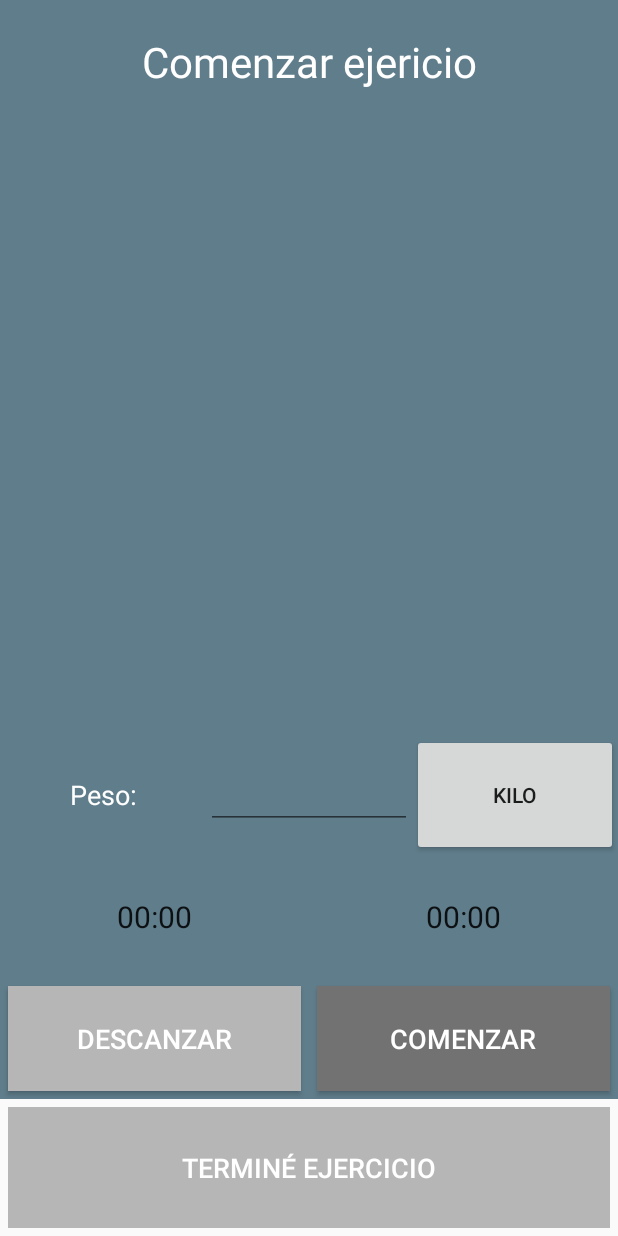
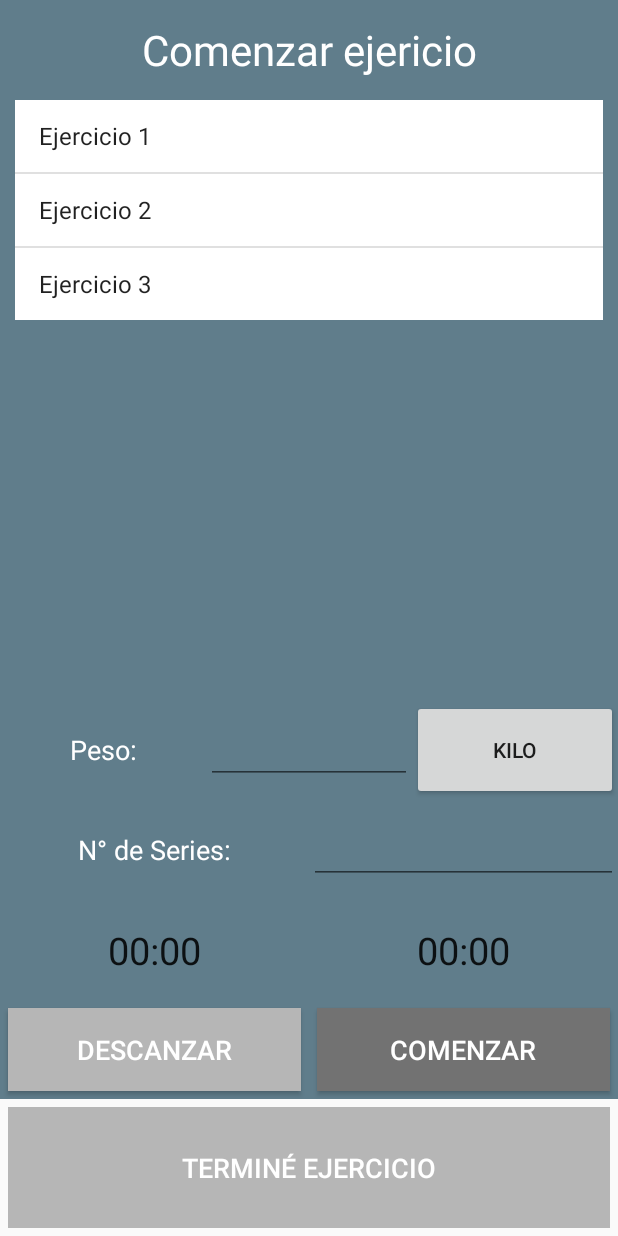
Before and after one commit to elPintozo/MyApp, an Android app: the ComenzarEjercicioController screen opened directly, with no data from a screen before it, on a phone screen of 412 x 824 dp. Run offline under Robolectric (Android 15) with nearby library versions, the phone set to English and light mode, and no system bars.

Commit message:
se mejoro la vista y logica de la vista comenza ejercicio controller, aun se debe trabajar bastante en ello

```diff
--- a/app/src/main/java/com/thepintozo/myappgym/ComenzarEjercicioController.java
+++ b/app/src/main/java/com/thepintozo/myappgym/ComenzarEjercicioController.java
@@ -5,41 +5,85 @@ import android.os.SystemClock;
 import android.support.v7.app.AppCompatActivity;
 import android.os.Bundle;
 import android.view.View;
+import android.widget.ArrayAdapter;
 import android.widget.Button;
 import android.widget.Chronometer;
 import android.widget.EditText;
+import android.widget.ListView;
 import android.widget.TextView;
+
+import java.util.ArrayList;
+
+import Model.Repeticion;
 
 public class ComenzarEjercicioController extends AppCompatActivity {
 
     private Button btnDescanzarEjercicio;
     private Button btnComenzarEjercicio;
     private Button btnTermineEjericio;
+    private Button btnUnidad;
     private EditText txtpeso;
+    private EditText txtseries;
 
     private Chronometer tiempoDescanso;
     private Chronometer tiempoEjericio;
 
     private Extra ayuda;
+    private ListView listRepeticiones;
+    private int idMusculo;
+    private int idEjercicio;
+    private int Umedida=1;
+    private int tiempoEjercicioInicial;
+    private int tiempoDescansoInicial;
+    private int tiempoEjercicioFinal;
+    private int tiempoDescansoFinal;
+    private int repeticionesInicial;
+    private int repeticionesFinal;
+    private ArrayList<Repeticion> repeticiones;
+
     @Override
     protected void onCreate(Bundle savedInstanceState) {
         super.onCreate(savedInstanceState);
         setContentView(R.layout.activity_comenzar_ejercicio_controller);
+        repeticiones = new ArrayList<>();
+        /******************************************************************************************/
+        Intent i = getIntent();
+        Bundle recibir = i.getExtras();
 
+        if(recibir!=null){
+            idMusculo = recibir.getInt("idMusculo");
+            idEjercicio = recibir.getInt("idEjercicio");
+            //Toast toast = Toast.makeText(this, o, Toast.LENGTH_LONG);
+            //toast.show();
+        }
+        else{
+            //Toast toast = Toast.makeText(this, "no aporta nada", Toast.LENGTH_LONG);
+            //toast.show();
+            idMusculo = 0;
+            idEjercicio = 0;
+        }
         /******************************************************************************************/
         //Inicializo los botones correspondientes a la vista
         btnDescanzarEjercicio = (Button)findViewById(R.id.btnDescanzar);
         btnComenzarEjercicio = (Button)findViewById(R.id.btnContinuarConEjercicio);
         btnTermineEjericio = (Button)findViewById(R.id.btnTermineEjercicio);
+        btnUnidad  = (Button)findViewById(R.id.btnUmedida);
         btnComenzarEjercicio.setFocusable(true);
         btnComenzarEjercicio.setFocusableInTouchMode(true);///add this line
         btnComenzarEjercicio.requestFocus();
         /******************************************************************************************/
         //Inicializar EditText en la vista
         txtpeso = (EditText)findViewById(R.id.txtpeso);
+        txtseries = (EditText)findViewById(R.id.txtRepeticiones);
+
         //Inicializar cronometro en la vista
         tiempoDescanso = (Chronometer)findViewById(R.id.txtSegDescanso);
         tiempoEjericio = (Chronometer)findViewById(R.id.txtSegComenzarEjercicio);
+
+        /******************************************************************************************/
+        //Inicializo lista correspondientes a la vista
+        listRepeticiones = (ListView)findViewById(R.id.listRepeticiones);
+        cargarList();
 
         /******************************************************************************************/
 
@@ -53,8 +97,9 @@ public class ComenzarEjercicioController extends AppCompatActivity {
                 tiempoDescanso.setBase(SystemClock.elapsedRealtime());
                 tiempoDescanso.start();
                 tiempoEjericio.stop();
-                String s =String.valueOf(ayuda.enSegundos(String.valueOf(tiempoEjericio.getText())));
-                ayuda.Mensaje(getApplication(),s);
+                tiempoEjercicioInicial = ayuda.enSegundos(String.valueOf(tiempoEjericio.getText()));
+                tiempoEjercicioFinal = tiempoDescansoFinal + tiempoEjercicioInicial;
+
                 tiempoEjericio.setBase(SystemClock.elapsedRealtime());
             }
         });
@@ -64,10 +109,30 @@ public class ComenzarEjercicioController extends AppCompatActivity {
         btnComenzarEjercicio.setOnClickListener(new View.OnClickListener() {
             @Override
             public void onClick(View view) {
+                tiempoDescansoInicial= ayuda.enSegundos(String.valueOf(tiempoDescanso.getText()));
+                tiempoDescansoFinal =  tiempoEjercicioFinal+tiempoDescansoFinal;
+                repeticionesInicial = Integer.parseInt(txtseries.getText().toString());
+                repeticionesFinal = repeticionesFinal + repeticionesInicial;
                 tiempoEjericio.setBase(SystemClock.elapsedRealtime());
                 tiempoEjericio.start();
                 tiempoDescanso.stop();
                 tiempoDescanso.setBase(SystemClock.elapsedRealtime());
+            }
+        });
+        /***************************
+         BOTON UNIDAD DE MEDIDA
+         ***************************/
+        btnUnidad.setOnClickListener(new View.OnClickListener() {
+            @Override
+            public void onClick(View view) {
+                if(btnUnidad.getText().equals("Kilo")){
+                    btnUnidad.setText("Libra");
+                    Umedida=0;
+                }
+                else{
+                    btnUnidad.setText("Kilo");
+                    Umedida=1;
+                }
             }
         });
         /***************************
@@ -76,11 +141,23 @@ public class ComenzarEjercicioController extends AppCompatActivity {
         btnTermineEjericio.setOnClickListener(new View.OnClickListener() {
             @Override
             public void onClick(View view) {
-                finish();
-                Intent i = new Intent(ComenzarEjercicioController.this, MiRutinaController.class);
-                startActivity(i);
+                tiempoDescansoInicial= ayuda.enSegundos(String.valueOf(tiempoDescanso.getText()));
+                tiempoDescansoFinal =  tiempoEjercicioFinal+tiempoDescansoFinal;
+                //finish();
+                //Intent i = new Intent(ComenzarEjercicioController.this, MiRutinaController.class);
+                ayuda.Mensaje(getApplicationContext(),"IdEjercicio : "+idEjercicio+"\n"+
+                                                      "Peso        : "+txtpeso.getText()+"\n"+
+                                                      "Repeticiones: "+repeticionesFinal+"\n"+
+                                                      "T Descanso  : "+tiempoDescansoInicial+"\n"+
+                                                      "T Ejercicio : "+tiempoEjercicioInicial+"\n"+
+                                                      "U. Medida   : "+Umedida+"\n");
+                //startActivity(i);
             }
         });
-
+    }
+    private void cargarList() {
+        String[] Ejercicios = {"Ejercicio 1", "Ejercicio 2", "Ejercicio 3"};
+        ArrayAdapter<String> adaptador = new ArrayAdapter<String>(this, android.R.layout.simple_list_item_1, Ejercicios);
+        listRepeticiones.setAdapter(adaptador);
     }
 }
--- a/app/src/main/java/com/thepintozo/myappgym/SeleccionarEjercicioController.java
+++ b/app/src/main/java/com/thepintozo/myappgym/SeleccionarEjercicioController.java
@@ -67,6 +67,8 @@ public class SeleccionarEjercicioController extends AppCompatActivity {
                 //--(i+1)
                 finish();
                 Intent i2 = new Intent(SeleccionarEjercicioController.this, ComenzarEjercicioController.class);
+                i2.putExtra("idMusculo",idMusculo);
+                i2.putExtra("idEjercicio",i+1);
                 startActivity(i2);
             }
         });
--- a/app/src/main/res/layout/activity_comenzar_ejercicio_controller.xml
+++ b/app/src/main/res/layout/activity_comenzar_ejercicio_controller.xml
@@ -91,6 +91,34 @@
         <LinearLayout
             android:layout_width="match_parent"
             android:layout_height="match_parent"
+            android:layout_weight="4" >
+
+            <TextView
+                style="@style/styleSubTittle"
+                android:layout_width="0dp"
+                android:layout_height="match_parent"
+                android:text="@string/lblrepetitins"
+                android:id="@+id/textView4"
+                android:layout_weight="1" />
+
+            <EditText
+                android:layout_width="0dp"
+                android:layout_height="wrap_content"
+                android:inputType="number"
+                android:ems="10"
+                android:id="@+id/txtRepeticiones"
+                android:layout_weight="1"
+                android:numeric="integer"
+                android:textIsSelectable="false"
+                android:textSize="18dp"
+                android:layout_gravity="center_vertical"
+                android:gravity="center" />
+
+        </LinearLayout>
+
+        <LinearLayout
+            android:layout_width="match_parent"
+            android:layout_height="match_parent"
             android:layout_weight="4">
 
             <Chronometer
@@ -100,7 +128,7 @@
                 android:layout_weight="1"
                 android:layout_gravity="center_horizontal"
                 android:gravity="center"
-                android:textSize="20dp" />
+                android:textSize="25dp" />
 
             <Chronometer
                 android:layout_width="match_parent"
@@ -109,7 +137,7 @@
                 android:layout_weight="1"
                 android:layout_gravity="center_horizontal"
                 android:gravity="center"
-                android:textSize="20dp" />
+                android:textSize="25dp" />
 
         </LinearLayout>
 
--- a/app/src/main/res/values/string_vista_mirutina.xml
+++ b/app/src/main/res/values/string_vista_mirutina.xml
@@ -7,4 +7,5 @@
     <string name="btnFinishedExercise">Terminé ejercicio</string>
     <string name="btnUnitKilo">Kilo</string>
     <string name="btnUnitLibra">Libra</string>
+    <string name="lblrepetitins">N° de Series: </string>
 </resources>
```
Also changed, not shown: app/src/main/java/Model/Serie.java (added, +11 -0 lines), app/src/main/java/Resource/InfoRutinaSinConexion.java (+58 -6 lines), app/src/main/java/com/thepintozo/myappgym/MiRutinaController.java (+17 -2 lines), app/src/main/java/com/thepintozo/myappgym/testController.java (+24 -0 lines), app/src/main/java/com/thepintozo/myappgym/ultimosEjerciciosController.java (+12 -1 lines), app/src/main/res/layout/activity_test_controller.xml (+7 -0 lines).
